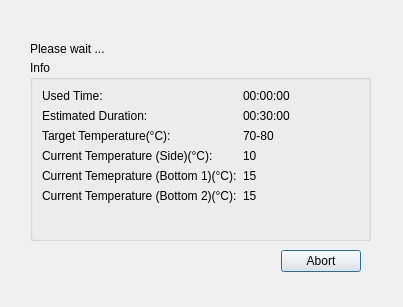
First picture: the form in ServiceSW/Master/Components/Diagnostics/Forms/RetortTimingDialog.ui, repository Liyezhong/Master, before the edit.
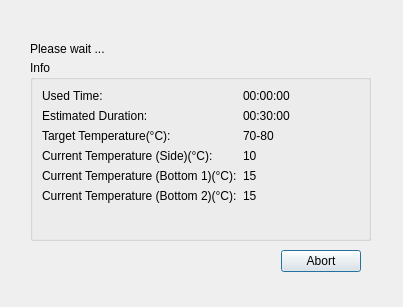
Second picture: the form after the edit.

Commit message: S&M: fix spelling error and add new solution to control pump, valve on SVC Diagnostic screen

What changed in the file:
```diff
--- a/ServiceSW/Master/Components/Diagnostics/Forms/RetortTimingDialog.ui
+++ b/ServiceSW/Master/Components/Diagnostics/Forms/RetortTimingDialog.ui
@@ -88,7 +88,7 @@
     <item row="4" column="0">
      <widget class="QLabel" name="labelCurTempBottom1Name">
       <property name="text">
-       <string>Current Temeprature (Bottom 1)(°C):</string>
+       <string>Current Temperature (Bottom 1)(°C):</string>
       </property>
      </widget>
     </item>
```
The commit also changes 2 other files.
